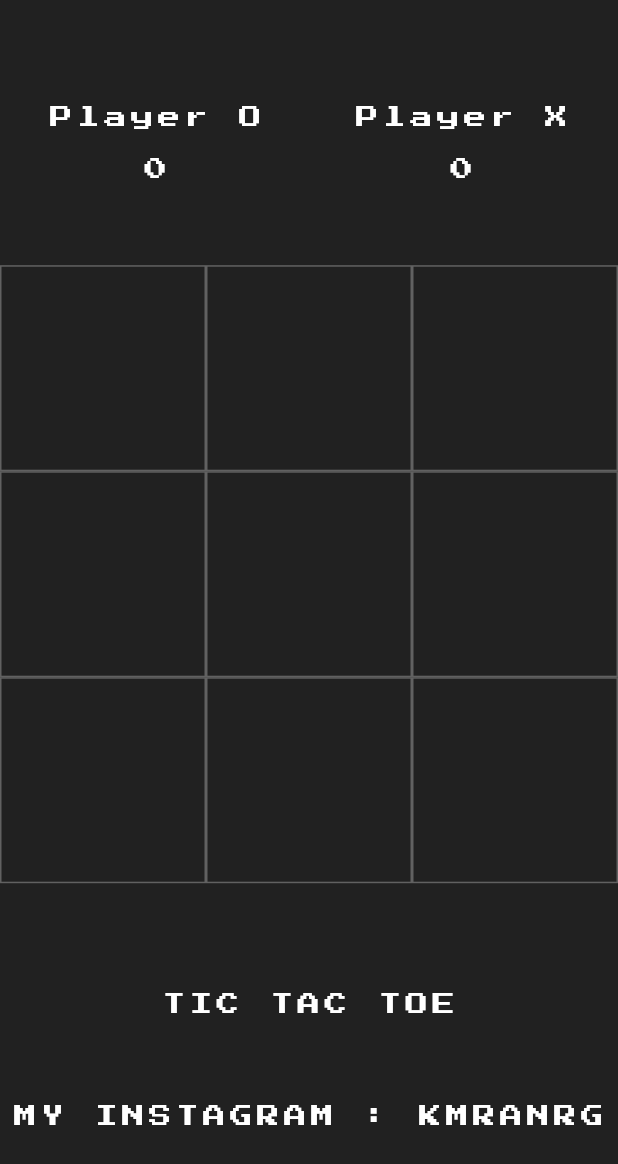
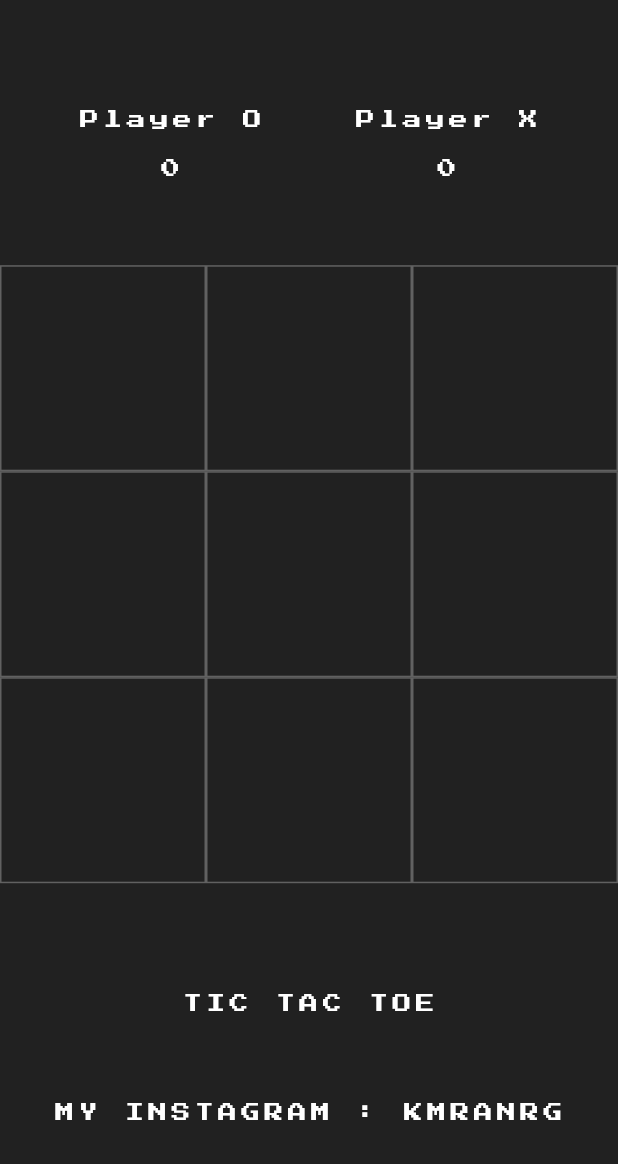
Before and after one commit to kmranrg/TicTacToe, a Flutter app: the screen it shows after launch, after a tap on "PLAY GAME", on a phone screen of 412 x 824 dp. Shown: the top 1164 px of the screen. Run offline on Flutter 3.47's test engine with Material 2 defaults, Android fonts, the phone set to English and light mode, and no system bars; our stand-ins replace avatar_glow.

Commit message:
version 3.0 - fonts and setState feature

```diff
--- a/lib/homepage.dart
+++ b/lib/homepage.dart
@@ -1,5 +1,4 @@
 import 'package:flutter/material.dart';
-import 'package:google_fonts/google_fonts.dart';
 
 class HomePage extends StatefulWidget {
   @override
@@ -24,9 +23,12 @@ class _HomePageState extends State<HomePage> {
   int exScore = 0;
   int filledBoxes = 0;
 
-  static var myNewFontWhite = GoogleFonts.pressStart2p(
-      textStyle:
-          TextStyle(color: Colors.white, letterSpacing: 3, fontSize: 15));
+  static var myNewFontWhite = TextStyle(
+    fontSize: 12.5,
+    color: Colors.white,
+    fontFamily: 'Press Start 2P',
+    letterSpacing: 3,
+  );
 
   @override
   Widget build(BuildContext context) {
@@ -139,12 +141,13 @@ class _HomePageState extends State<HomePage> {
       if (ohTurn && displayExOh[index] == '') {
         displayExOh[index] = 'o';
         filledBoxes += 1;
+        ohTurn = !ohTurn;
       } else if (!ohTurn && displayExOh[index] == '') {
         displayExOh[index] = 'x';
         filledBoxes += 1;
+        ohTurn = !ohTurn;
       }
 
-      ohTurn = !ohTurn;
       _checkWinner();
     });
   }
--- a/lib/main.dart
+++ b/lib/main.dart
@@ -1,12 +1,12 @@
 import 'package:avatar_glow/avatar_glow.dart';
 import 'package:flutter/material.dart';
 import 'package:flutter/services.dart';
-import 'package:google_fonts/google_fonts.dart';
 import 'homepage.dart';
 
 void main() {
   WidgetsFlutterBinding.ensureInitialized();
-  SystemChrome.setPreferredOrientations([DeviceOrientation.portraitUp, DeviceOrientation.portraitDown]);
+  SystemChrome.setPreferredOrientations(
+      [DeviceOrientation.portraitUp, DeviceOrientation.portraitDown]);
   SystemChrome.setEnabledSystemUIOverlays([]);
   runApp(MyApp());
 }
@@ -14,7 +14,6 @@ void main() {
 class MyApp extends StatelessWidget {
   @override
   Widget build(BuildContext context) {
-    // TODO: implement build
     return MaterialApp(
       debugShowCheckedModeBanner: false,
       home: IntroScreen(),
@@ -29,10 +28,18 @@ class IntroScreen extends StatefulWidget {
 
 class _IntroScreenState extends State<IntroScreen>
     with SingleTickerProviderStateMixin {
-  static var myNewFont = GoogleFonts.pressStart2p(
-      textStyle: TextStyle(color: Colors.black, letterSpacing: 3));
-  static var myNewFontWhite = GoogleFonts.pressStart2p(
-      textStyle: TextStyle(color: Colors.white, letterSpacing: 3));
+  static var myNewFont = TextStyle(
+    fontSize: 12.5,
+    color: Colors.black,
+    fontFamily: 'Press Start 2P',
+    letterSpacing: 3,
+  );
+  static var myNewFontWhite = TextStyle(
+    fontSize: 19.5,
+    color: Colors.white,
+    fontFamily: 'Press Start 2P',
+    letterSpacing: 3,
+  );
 
   @override
   Widget build(BuildContext context) {
@@ -92,7 +99,7 @@ class _IntroScreenState extends State<IntroScreen>
                     child: Container(
                       child: Text(
                         "DEVELOPER: KUMAR ANURAG",
-                        style: myNewFontWhite.copyWith(fontSize: 13),
+                        style: myNewFontWhite.copyWith(fontSize: 12.0),
                       ),
                     ),
                   ),
```
Also changed, not shown: pubspec.yaml (+7 -2 lines), asset/fonts/PressStart2P-Regular.ttf (added), pubspec.lock, 2 other files.
